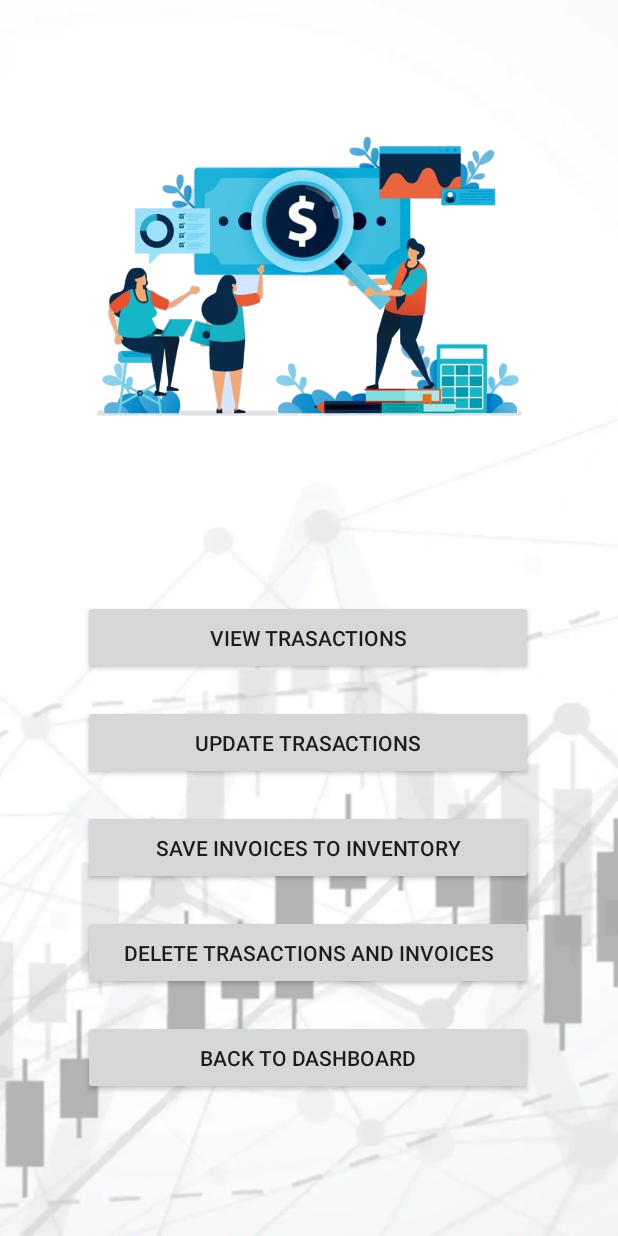
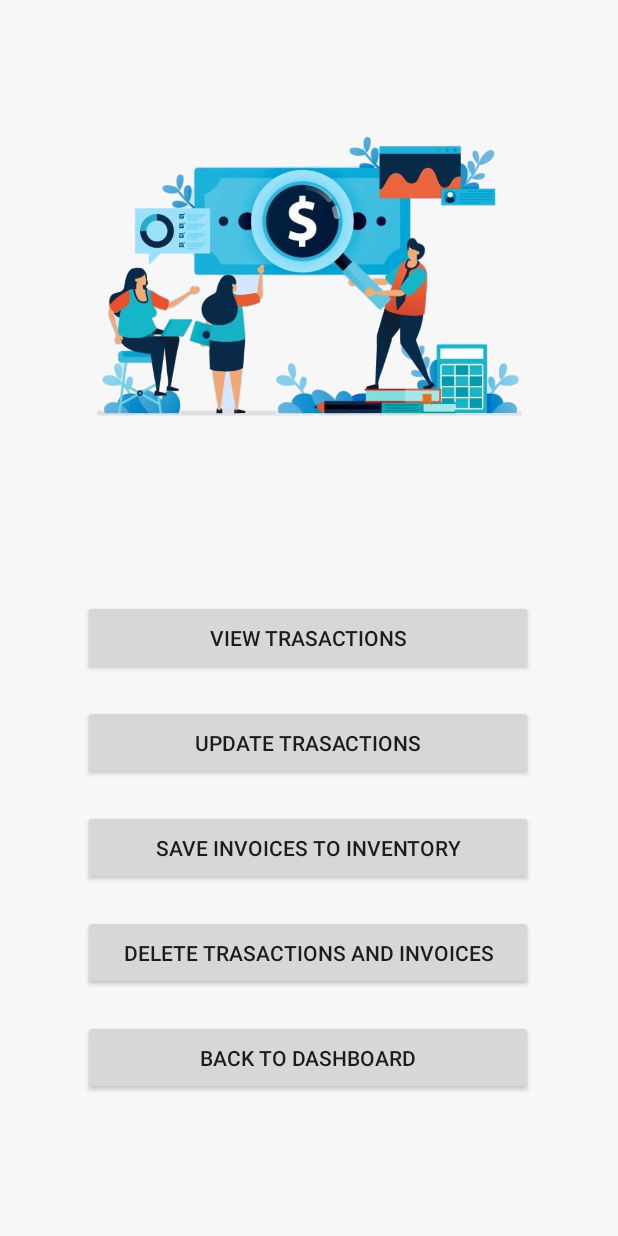
Before and after one commit to JosephLahiru/stocks-portfolio-management-system, an Android app: the FinancialManagementActivity screen opened directly, with no data from a screen before it, on a phone screen of 412 x 824 dp. Run offline under Robolectric (Android 15) with nearby library versions, the phone set to English and light mode, and no system bars.

```diff
--- a/app/src/main/java/com/example/stocksportfoliomanagementsystem/FinancialManagementActivity.java
+++ b/app/src/main/java/com/example/stocksportfoliomanagementsystem/FinancialManagementActivity.java
@@ -37,7 +37,7 @@ public class FinancialManagementActivity extends AppCompatActivity {
             }
         });
         updateTransactionButton = (Button) findViewById(R.id.updatetransactions);
-        viewTransactionsButton.setOnClickListener(new View.OnClickListener() {
+        updateTransactionButton.setOnClickListener(new View.OnClickListener() {
             @Override
             public void onClick(View view) {
                 startActivity(new Intent(FinancialManagementActivity.this, UpdateTransactionsActivity.class));
@@ -45,7 +45,7 @@ public class FinancialManagementActivity extends AppCompatActivity {
             }
         });
         saveTransactionButton = (Button) findViewById(R.id.savetransactions);
-        viewTransactionsButton.setOnClickListener(new View.OnClickListener() {
+        saveTransactionButton.setOnClickListener(new View.OnClickListener() {
             @Override
             public void onClick(View view) {
                 startActivity(new Intent(FinancialManagementActivity.this, SaveTransactionsActivity.class));
@@ -53,7 +53,7 @@ public class FinancialManagementActivity extends AppCompatActivity {
             }
         });
         deleteTransactionButton = (Button) findViewById(R.id.deletetransactions);
-        viewTransactionsButton.setOnClickListener(new View.OnClickListener() {
+        deleteTransactionButton.setOnClickListener(new View.OnClickListener() {
             @Override
             public void onClick(View view) {
                 startActivity(new Intent(FinancialManagementActivity.this, DeleteTransactionsActivity.class));
--- a/app/src/main/res/layout/activity_delete_transactions.xml
+++ b/app/src/main/res/layout/activity_delete_transactions.xml
@@ -4,6 +4,7 @@
     xmlns:tools="http://schemas.android.com/tools"
     android:layout_width="match_parent"
     android:layout_height="match_parent"
+    android:background="@mipmap/fmdb"
     tools:context=".DeleteTransactionsActivity">
 
     <Button
--- a/app/src/main/res/layout/activity_financial_management.xml
+++ b/app/src/main/res/layout/activity_financial_management.xml
@@ -4,8 +4,8 @@
     xmlns:tools="http://schemas.android.com/tools"
     android:layout_width="match_parent"
     android:layout_height="match_parent"
-    android:background="@mipmap/background2"
-    tools:context=".FinancialManagementActivity" >
+    android:background="@color/cardview_shadow_end_color"
+    tools:context=".FinancialManagementActivity">
 
     <Button
         android:id="@+id/viewtransactions"
--- a/app/src/main/res/layout/activity_save_transactions.xml
+++ b/app/src/main/res/layout/activity_save_transactions.xml
@@ -4,6 +4,7 @@
     xmlns:tools="http://schemas.android.com/tools"
     android:layout_width="match_parent"
     android:layout_height="match_parent"
+    android:background="@mipmap/fmsb"
     tools:context=".SaveTransactionsActivity">
 
     <Button
--- a/app/src/main/res/layout/activity_update_transactions.xml
+++ b/app/src/main/res/layout/activity_update_transactions.xml
@@ -4,6 +4,7 @@
     xmlns:tools="http://schemas.android.com/tools"
     android:layout_width="match_parent"
     android:layout_height="match_parent"
+    android:background="@mipmap/fmub"
     tools:context=".UpdateTransactionsActivity">
 
     <Button
--- a/app/src/main/res/layout/activity_view_transactions.xml
+++ b/app/src/main/res/layout/activity_view_transactions.xml
@@ -4,6 +4,7 @@
     xmlns:tools="http://schemas.android.com/tools"
     android:layout_width="match_parent"
     android:layout_height="match_parent"
+    android:background="@mipmap/fmvb"
     tools:context=".ViewTransactionsActivity">
 
     <Button
```
Also changed, not shown: app/src/main/res/mipmap-mdpi/fmdb.jpg (added), app/src/main/res/mipmap-mdpi/fmsb.jpg (added), app/src/main/res/mipmap-mdpi/fmub.jpg (added), app/src/main/res/mipmap-mdpi/fmvb.jpg (added).
